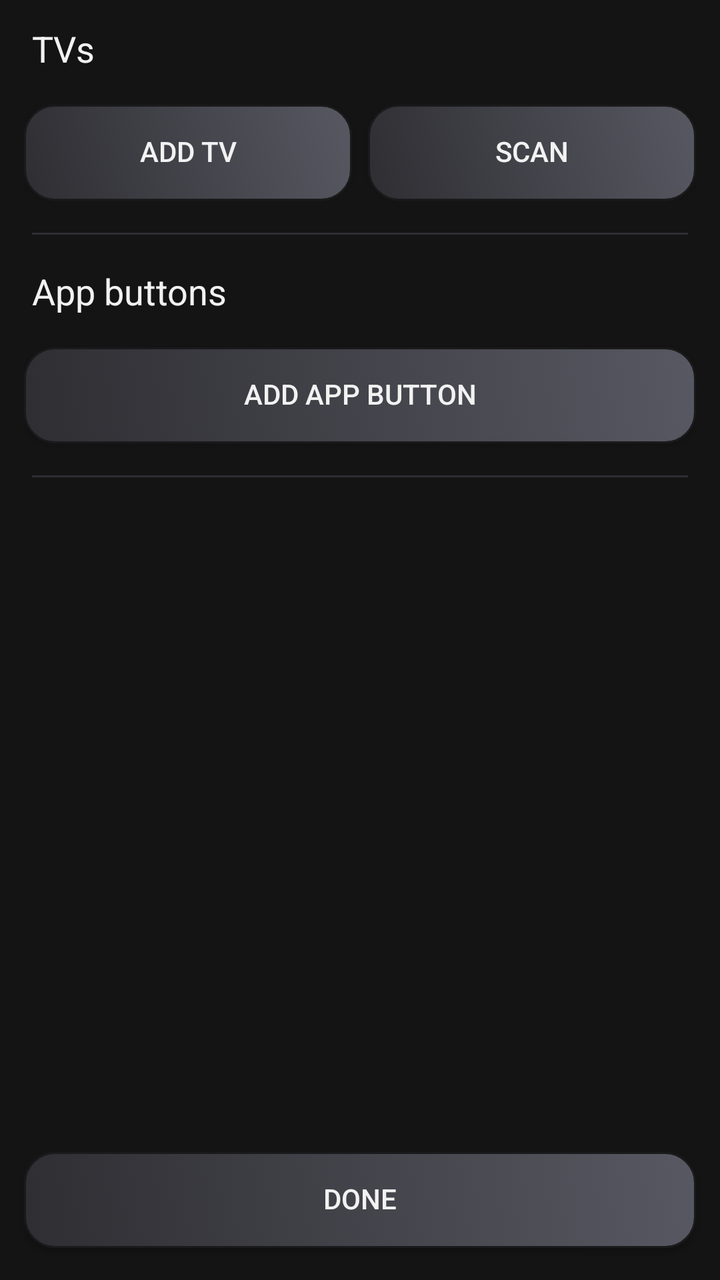
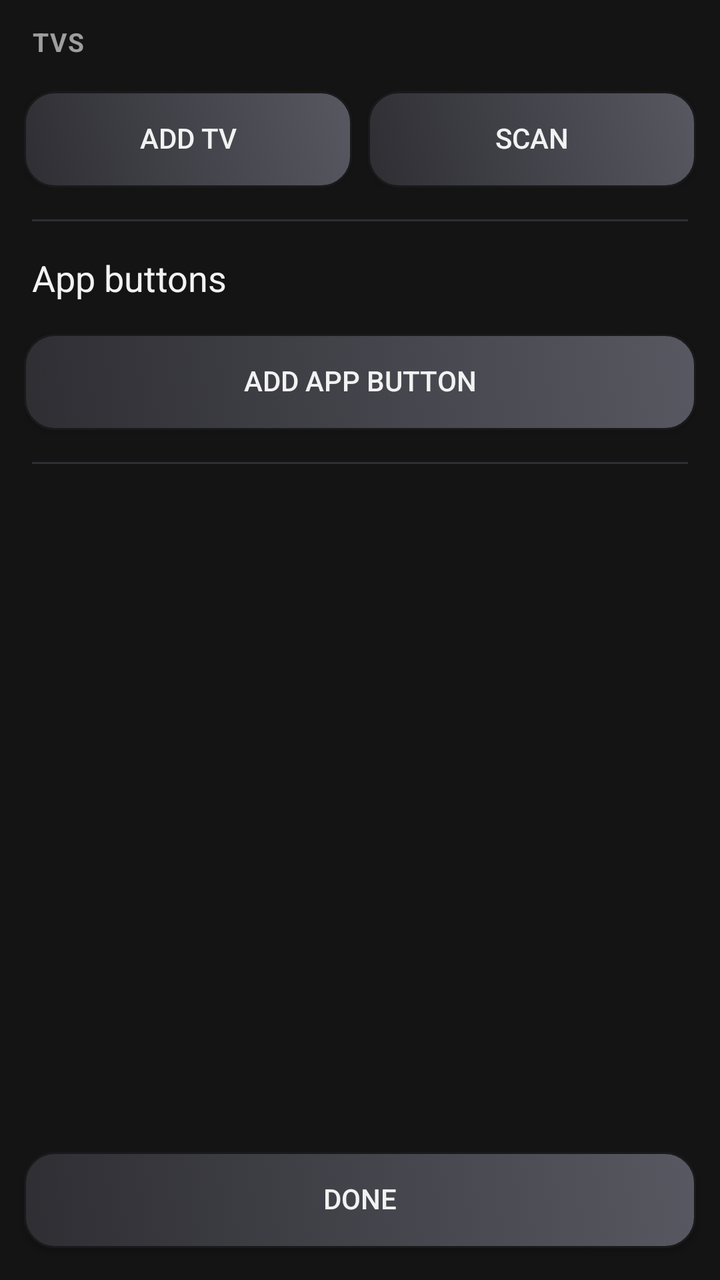

Before-and-after screenshots of an Android layout around one commit, followed by the original layout XML and the change that was made.
<!-- AndroidManifest.xml: application theme Theme.GrafRemote -->
<!-- res/layout/activity_settings.xml -->
<?xml version="1.0" encoding="utf-8"?>
<LinearLayout xmlns:android="http://schemas.android.com/apk/res/android"
    android:layout_width="match_parent"
    android:layout_height="match_parent"
    android:orientation="vertical">

    <ScrollView
        android:layout_width="match_parent"
        android:layout_height="0dp"
        android:layout_weight="1">

        <LinearLayout
            android:layout_width="match_parent"
            android:layout_height="wrap_content"
            android:orientation="vertical"
            android:padding="12dp">

            <TextView
                android:layout_width="match_parent"
                android:layout_height="wrap_content"
                android:layout_marginStart="4dp"
                android:layout_marginBottom="8dp"
                android:text="TVs"
                android:textColor="#f2f2f2"
                android:textSize="18sp" />

            <LinearLayout
                android:id="@+id/tvList"
                android:layout_width="match_parent"
                android:layout_height="wrap_content"
                android:orientation="vertical" />

            <LinearLayout
                android:layout_width="match_parent"
                android:layout_height="wrap_content"
                android:layout_marginTop="8dp"
                android:layout_marginBottom="16dp"
                android:orientation="horizontal">

                <Button
                    android:id="@+id/btnAddTv"
                    android:layout_width="0dp"
                    android:layout_height="wrap_content"
                    android:layout_marginEnd="4dp"
                    android:layout_weight="1"
                    android:background="@drawable/btn_face_selector"
                    android:elevation="1dp"
                    android:gravity="center"
                    android:includeFontPadding="false"
                    android:minWidth="0dp"
                    android:minHeight="48dp"
                    android:text="Add TV"
                    android:textColor="#f2f2f2" />

                <Button
                    android:id="@+id/btnScan"
                    android:layout_width="0dp"
                    android:layout_height="wrap_content"
                    android:layout_marginStart="4dp"
                    android:layout_weight="1"
                    android:background="@drawable/btn_face_selector"
                    android:elevation="1dp"
                    android:gravity="center"
                    android:includeFontPadding="false"
                    android:minWidth="0dp"
                    android:minHeight="48dp"
                    android:text="Scan"
                    android:textColor="#f2f2f2" />
            </LinearLayout>

            <View
                android:layout_width="match_parent"
                android:layout_height="1dp"
                android:layout_marginStart="4dp"
                android:layout_marginEnd="4dp"
                android:layout_marginBottom="16dp"
                android:background="#2E2E33" />

            <TextView
                android:layout_width="match_parent"
                android:layout_height="wrap_content"
                android:layout_marginStart="4dp"
                android:layout_marginBottom="8dp"
                android:text="App buttons"
                android:textColor="#f2f2f2"
                android:textSize="18sp" />

            <LinearLayout
                android:id="@+id/appList"
                android:layout_width="match_parent"
                android:layout_height="wrap_content"
                android:orientation="vertical" />

            <Button
                android:id="@+id/btnAddApp"
                android:layout_width="match_parent"
                android:layout_height="wrap_content"
                android:layout_marginTop="8dp"
                android:layout_marginBottom="16dp"
                android:background="@drawable/btn_face_selector"
                android:elevation="1dp"
                android:gravity="center"
                android:includeFontPadding="false"
                android:minWidth="0dp"
                android:minHeight="48dp"
                android:text="Add app button"
                android:textColor="#f2f2f2" />

            <View
                android:layout_width="match_parent"
                android:layout_height="1dp"
                android:layout_marginStart="4dp"
                android:layout_marginEnd="4dp"
                android:layout_marginBottom="16dp"
                android:background="#2E2E33" />
        </LinearLayout>
    </ScrollView>

    <Button
        android:id="@+id/btnDone"
        android:layout_width="match_parent"
        android:layout_height="wrap_content"
        android:layout_marginStart="12dp"
        android:layout_marginEnd="12dp"
        android:layout_marginBottom="16dp"
        android:background="@drawable/btn_face_selector"
        android:elevation="1dp"
        android:gravity="center"
        android:includeFontPadding="false"
        android:minWidth="0dp"
        android:minHeight="48dp"
        android:text="Done"
        android:textColor="#f2f2f2" />
</LinearLayout>
<!-- resources referenced by this layout -->
<resources>
  <!-- drawable btn_face_selector (drawable) -->
  <?xml version="1.0" encoding="utf-8"?>
  <selector xmlns:android="http://schemas.android.com/apk/res/android">
      <item android:drawable="@drawable/btn_face_pressed" android:state_pressed="true" />
      <item android:drawable="@drawable/btn_face" />
  </selector>
  <style name="Theme.GrafRemote" parent="android:Theme.Material.NoActionBar">
          <item name="android:windowBackground">#141414</item>
          <item name="android:textColor">#f2f2f2</item>
          <item name="android:colorAccent">#4da3ff</item>
      </style>
  <!-- drawable btn_face_pressed (drawable) -->
  <?xml version="1.0" encoding="utf-8"?>
  <shape xmlns:android="http://schemas.android.com/apk/res/android"
      android:shape="rectangle">
      <gradient
          android:angle="45"
          android:startColor="#222226"
          android:endColor="#3D3D45" />
      <corners android:radius="15dp" />
      <stroke
          android:width="1dp"
          android:color="#101012" />
  </shape>
  <!-- drawable btn_face (drawable) -->
  <?xml version="1.0" encoding="utf-8"?>
  <shape xmlns:android="http://schemas.android.com/apk/res/android"
      android:shape="rectangle">
      <gradient
          android:angle="45"
          android:startColor="#2E2E33"
          android:endColor="#585862" />
      <corners android:radius="15dp" />
      <stroke
          android:width="1dp"
          android:color="#1A1A1C" />
  </shape>
</resources>

<!-- the commit's change to res/layout/activity_settings.xml (unified diff, before → after) -->
@@ -21,8 +21,11 @@
                 android:layout_marginStart="4dp"
                 android:layout_marginBottom="8dp"
                 android:text="TVs"
-                android:textColor="#f2f2f2"
-                android:textSize="18sp" />
+                android:textAllCaps="true"
+                android:textColor="#9E9E9E"
+                android:textSize="13sp"
+                android:textStyle="bold"
+                android:letterSpacing="0.05" />
 
             <LinearLayout
                 android:id="@+id/tvList"
